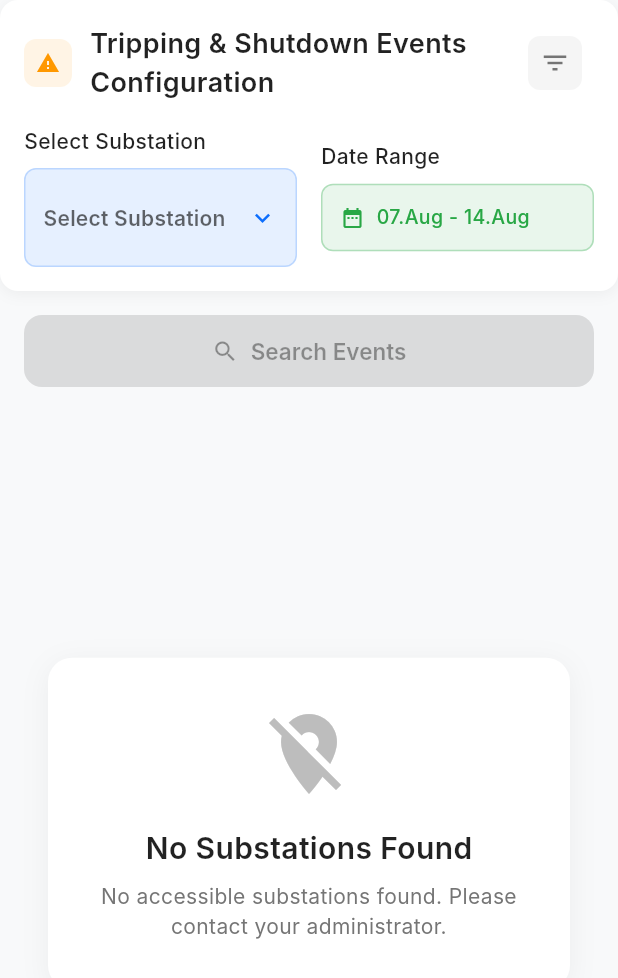
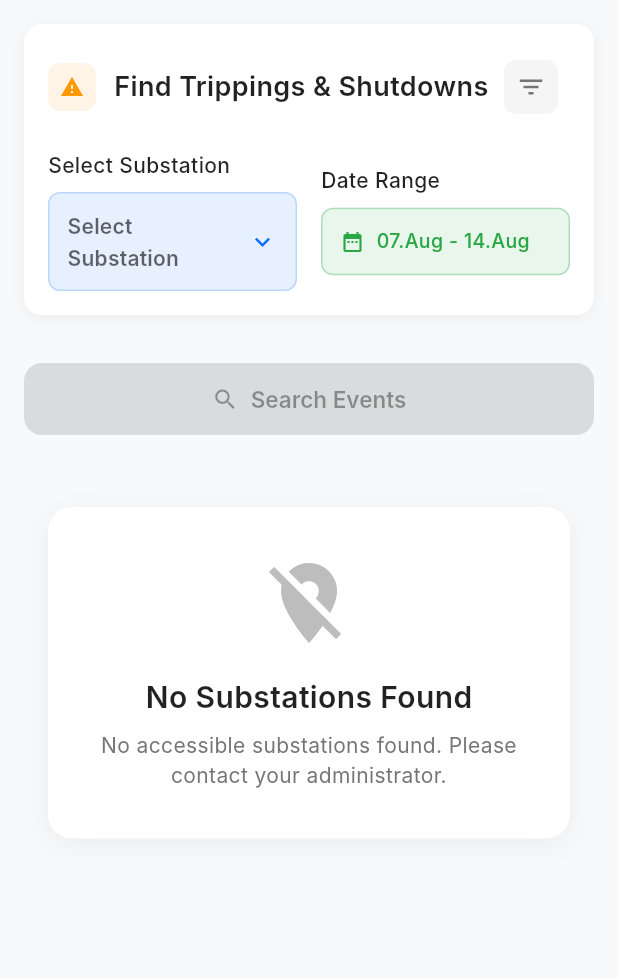
Before and after one commit to mrJSK/substation, a Flutter app: the TrippingTab screen opened directly with empty values, on a phone screen of 412 x 824 dp. Shown: the top 978 px of the screen. Run offline on Flutter 3.47's test engine with Material 3 defaults, Android fonts, the phone set to English and light mode, and no system bars; our stand-ins replace cloud_firestore, csv, dropdown_search, file_picker, firebase_auth, firebase_core and 9 more; missing offline and left inert: excel; accounts and stored records are empty; Roboto replaces fonts that are missing (Inter).

```diff
--- a/lib/screens/subdivision_dashboard_tabs/energy_tab.dart
+++ b/lib/screens/subdivision_dashboard_tabs/energy_tab.dart
@@ -418,7 +418,7 @@ class _EnergyTabState extends State<EnergyTab> {
         crossAxisAlignment: CrossAxisAlignment.start,
         children: [
           Text(
-            'Energy Analysis Configuration',
+            'Daily Readings and Energy Summary',
             style: TextStyle(
               fontSize: 18,
               fontWeight: FontWeight.w600,
--- a/lib/screens/subdivision_dashboard_tabs/operations_tab.dart
+++ b/lib/screens/subdivision_dashboard_tabs/operations_tab.dart
@@ -103,7 +103,7 @@ class _OperationsTabState extends State<OperationsTab> {
         crossAxisAlignment: CrossAxisAlignment.start,
         children: [
           Text(
-            'Operations Configuration',
+            'View Hourly Readings',
             style: TextStyle(
               fontSize: 18,
               fontWeight: FontWeight.w600,
--- a/lib/screens/subdivision_dashboard_tabs/subdivision_asset_management_screen.dart
+++ b/lib/screens/subdivision_dashboard_tabs/subdivision_asset_management_screen.dart
@@ -109,7 +109,7 @@ class _SubdivisionAssetManagementScreenState
               const SizedBox(width: 12),
               Expanded(
                 child: Text(
-                  'Asset Management Configuration',
+                  'Manage Substation',
                   style: TextStyle(
                     fontSize: 18,
                     fontWeight: FontWeight.w600,
--- a/lib/screens/subdivision_dashboard_tabs/tripping_tab.dart
+++ b/lib/screens/subdivision_dashboard_tabs/tripping_tab.dart
@@ -213,21 +213,24 @@ class _TrippingTabState extends State<TrippingTab>
 
     return Scaffold(
       backgroundColor: const Color(0xFFF8F9FA),
-      body: Column(
+      body: SingleChildScrollView(
+        child: Column(
           children: [
             _buildConfigurationSection(theme),
             const SizedBox(height: 16),
             _buildSearchButton(theme),
             const SizedBox(height: 16),
             if (_hasActiveFilters()) _buildActiveFiltersChips(theme),
-          Expanded(child: _buildContent(theme)),
-        ],
+            _buildContent(theme),
+          ],
+        ),
       ),
     );
   }
 
   Widget _buildConfigurationSection(ThemeData theme) {
     return Container(
+      margin: const EdgeInsets.all(16),
       padding: const EdgeInsets.all(16),
       decoration: BoxDecoration(
         color: Colors.white,
@@ -261,7 +264,7 @@ class _TrippingTabState extends State<TrippingTab>
               const SizedBox(width: 12),
               Expanded(
                 child: Text(
-                  'Tripping & Shutdown Events Configuration',
+                  'Find Trippings & Shutdowns',
                   style: TextStyle(
                     fontSize: 18,
                     fontWeight: FontWeight.w600,
@@ -559,7 +562,10 @@ class _TrippingTabState extends State<TrippingTab>
 
   Widget _buildContent(ThemeData theme) {
     if (_isLoading) {
-      return _buildLoadingState();
+      return Container(
+        padding: const EdgeInsets.all(40),
+        child: _buildLoadingState(),
+      );
     }
 
     if (widget.accessibleSubstations.isEmpty) {
@@ -574,7 +580,7 @@ class _TrippingTabState extends State<TrippingTab>
       children: [
         _buildResultsHeader(theme),
         const SizedBox(height: 16),
-        Expanded(child: _buildEventsList(theme)),
+        _buildEventsList(theme),
       ],
     );
   }
@@ -663,8 +669,7 @@ class _TrippingTabState extends State<TrippingTab>
   }
 
   Widget _buildNoSubstationsState(ThemeData theme) {
-    return Center(
-      child: Container(
+    return Container(
       margin: const EdgeInsets.all(32),
       padding: const EdgeInsets.all(32),
       decoration: BoxDecoration(
@@ -699,13 +704,11 @@ class _TrippingTabState extends State<TrippingTab>
           ),
         ],
       ),
-      ),
     );
   }
 
   Widget _buildNoEventsState(ThemeData theme) {
-    return Center(
-      child: Container(
+    return Container(
       margin: const EdgeInsets.all(32),
       padding: const EdgeInsets.all(32),
       decoration: BoxDecoration(
@@ -749,19 +752,15 @@ class _TrippingTabState extends State<TrippingTab>
           ],
         ],
       ),
-      ),
     );
   }
 
   Widget _buildEventsList(ThemeData theme) {
-    return ListView.builder(
-      padding: const EdgeInsets.symmetric(horizontal: 16),
-      itemCount: _sortedBayTypes.length,
-      itemBuilder: (context, index) {
-        final bayType = _sortedBayTypes[index];
+    return Column(
+      children: _sortedBayTypes.map((bayType) {
         final entries = _groupedEntriesByBayType[bayType]!;
         return _buildBayTypeGroup(theme, bayType, entries);
-      },
+      }).toList(),
     );
   }
 
@@ -771,7 +770,7 @@ class _TrippingTabState extends State<TrippingTab>
     List<TrippingShutdownEntry> entries,
   ) {
     return Container(
-      margin: const EdgeInsets.only(bottom: 16),
+      margin: const EdgeInsets.fromLTRB(16, 0, 16, 16),
       decoration: BoxDecoration(
         color: Colors.white,
         borderRadius: BorderRadius.circular(12),
```
Lines whose indentation alone changed are shown as unchanged.
